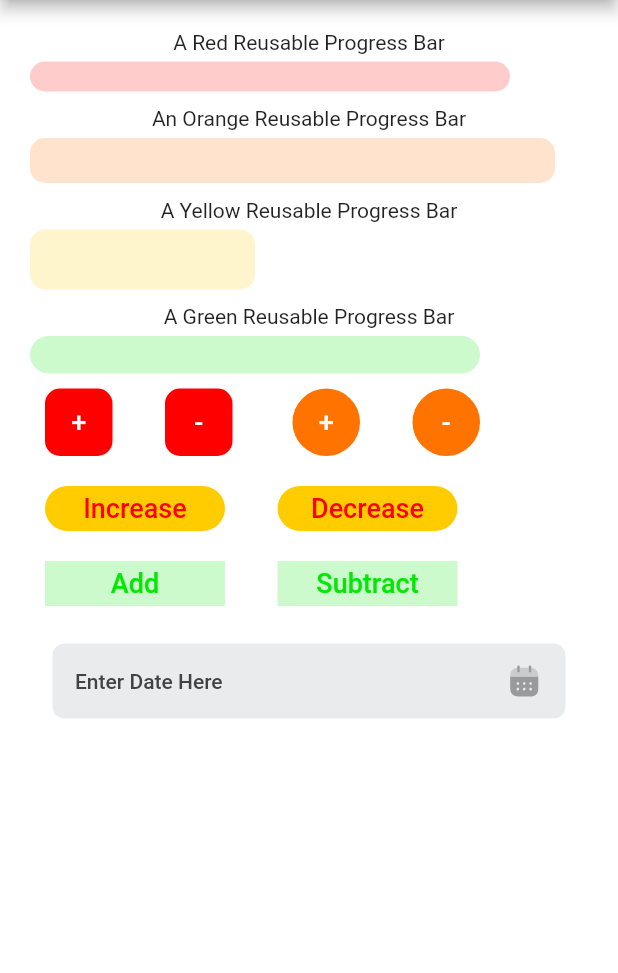
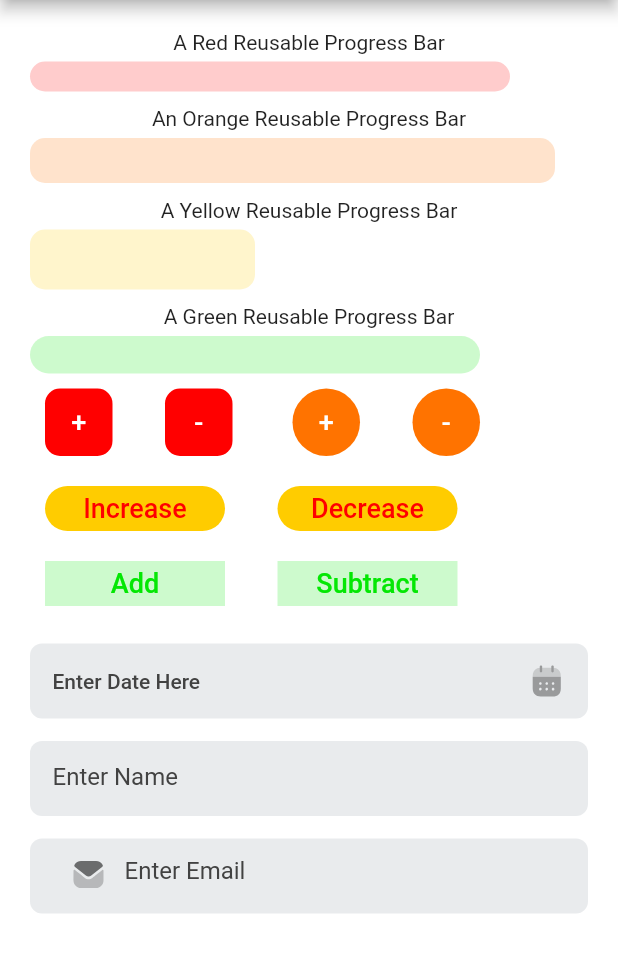
Before and after one commit to TonyoGodson/TestingReusableWidgets, a Flutter app: the screen it shows after launch, on a phone screen of 412 x 824 dp, the part 84-1057 px from its top. Run offline on Flutter 3.47's test engine with Material 2 defaults, Android fonts, the phone set to English and light mode, and no system bars; drawn by our look-alikes of percent_indicator; our stand-ins replace flutter_svg.

Commit message:
reusable textfield implemented

```diff
--- a/lib/widgets_screen.dart
+++ b/lib/widgets_screen.dart
@@ -1,6 +1,7 @@
 import 'package:flutter/material.dart';
 import 'package:testing_reusable_widgets/custon_button.dart';
 import 'package:testing_reusable_widgets/reusable_date_picker.dart';
+import 'package:testing_reusable_widgets/reusable_textfield.dart';
 
 import 'custom_progressbar.dart';
 
@@ -16,6 +17,8 @@ class _WidgetsScreenState extends State<WidgetsScreen> {
   double orange = 0.0;
   double yellow = 0.0;
   double green = 0.0;
+  TextEditingController nameController = TextEditingController();
+  TextEditingController emailController = TextEditingController();
   @override
   Widget build(BuildContext context) {
     return Scaffold(
@@ -23,7 +26,9 @@ class _WidgetsScreenState extends State<WidgetsScreen> {
         centerTitle: true,
       ),
       backgroundColor: Colors.white,
-      body: Padding(
+      body: ListView(
+        children: [
+          Padding(
           padding: EdgeInsets.all(20),
           child: Column(
             children: [
@@ -109,12 +114,14 @@ class _WidgetsScreenState extends State<WidgetsScreen> {
               ),
               const DatePickerWidget(
                   myDate: "Enter Date Here",
-                left: 15.0,
-                top: 15.0,
-                right: 15.0,
-                bottom: 0.0)
+                  left: 0.0, top: 15.0, right: 0.0, bottom: 0.0),
+              textField("Enter Name", "", false, false, nameController,
+                  1, 30, "Please Enter a name", (){}, 0.0, 15.0, 0.0, 0.0),
+              textField("Enter Email", 'asset/message.svg', false, true, nameController,
+                  1, 30, "Please Enter an email", (){}, 0.0, 15.0, 0.0, 0.0),
             ]),
         ),
+      ]),
     );
   }
 }
```
Also changed, not shown: asset/message.svg (added). Lines whose indentation alone changed are shown as unchanged.
